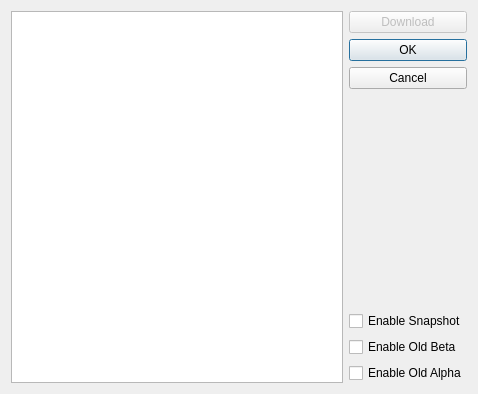
Old version of the form Kaminec/UI/dialogs/gamedownloaddialog.ui in the repository kaniol-lck/Kaminec.
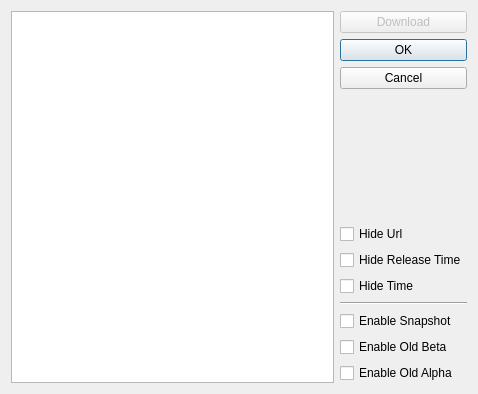
New version of the form.

Patch:
```diff
--- a/Kaminec/UI/dialogs/gamedownloaddialog.ui
+++ b/Kaminec/UI/dialogs/gamedownloaddialog.ui
@@ -80,6 +80,34 @@
        </property>
       </spacer>
      </item>
+     <item>
+      <widget class="QCheckBox" name="hideUrl_checkBox">
+       <property name="text">
+        <string>Hide Url</string>
+       </property>
+      </widget>
+     </item>
+     <item>
+      <widget class="QCheckBox" name="hideReleaseTime_checkBox">
+       <property name="text">
+        <string>Hide Release Time</string>
+       </property>
+      </widget>
+     </item>
+     <item>
+      <widget class="QCheckBox" name="hideTime_checkBox">
+       <property name="text">
+        <string>Hide Time</string>
+       </property>
+      </widget>
+     </item>
+     <item>
+      <widget class="Line" name="line">
+       <property name="orientation">
+        <enum>Qt::Horizontal</enum>
+       </property>
+      </widget>
+     </item>
      <item>
       <widget class="QCheckBox" name="enableSnapshot_checkBox">
        <property name="text">
```
